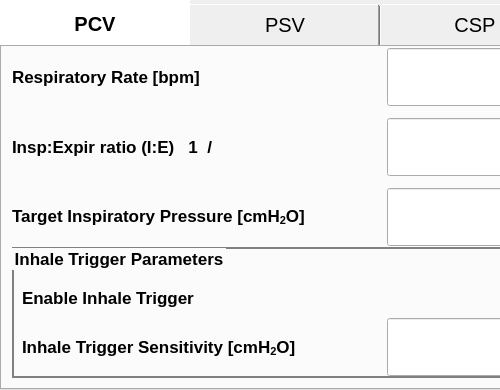
This is gui/settings/settings.ui in MariuszSuchenek/MVM_GUI_test2 as Qt 5 draws it before an edit; both pictures show x 0 to 500 and y 0 to 390 of the 800 by 390 pixel window. The edited form follows.
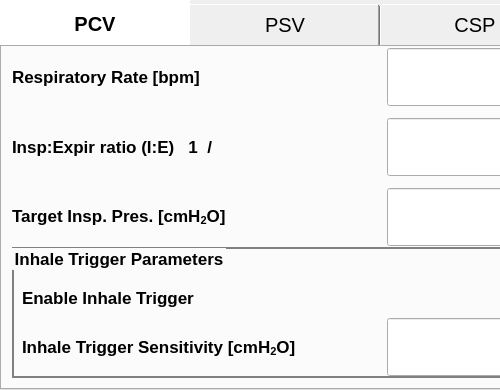
This is the edited form. Icons and pictures are not drawn. Custom widgets are drawn as their Qt base class.

Commit message: label length reduced to better fit

```diff
--- a/gui/settings/settings.ui
+++ b/gui/settings/settings.ui
@@ -463,7 +463,7 @@
          </font>
         </property>
         <property name="text">
-         <string>&lt;html&gt;&lt;head/&gt;&lt;body&gt;&lt;p&gt;Target Inspiratory Pressure [cmH&lt;span style=&quot; vertical-align:sub;&quot;&gt;2&lt;/span&gt;O]&lt;/p&gt;&lt;/body&gt;&lt;/html&gt;</string>
+         <string>&lt;html&gt;&lt;head/&gt;&lt;body&gt;&lt;p&gt;Target Insp. Pres. [cmH&lt;span style=&quot; vertical-align:sub;&quot;&gt;2&lt;/span&gt;O]&lt;/p&gt;&lt;/body&gt;&lt;/html&gt;</string>
         </property>
        </widget>
        <widget class="QDoubleSpinBox" name="spinBox_insp_pressure">
```
